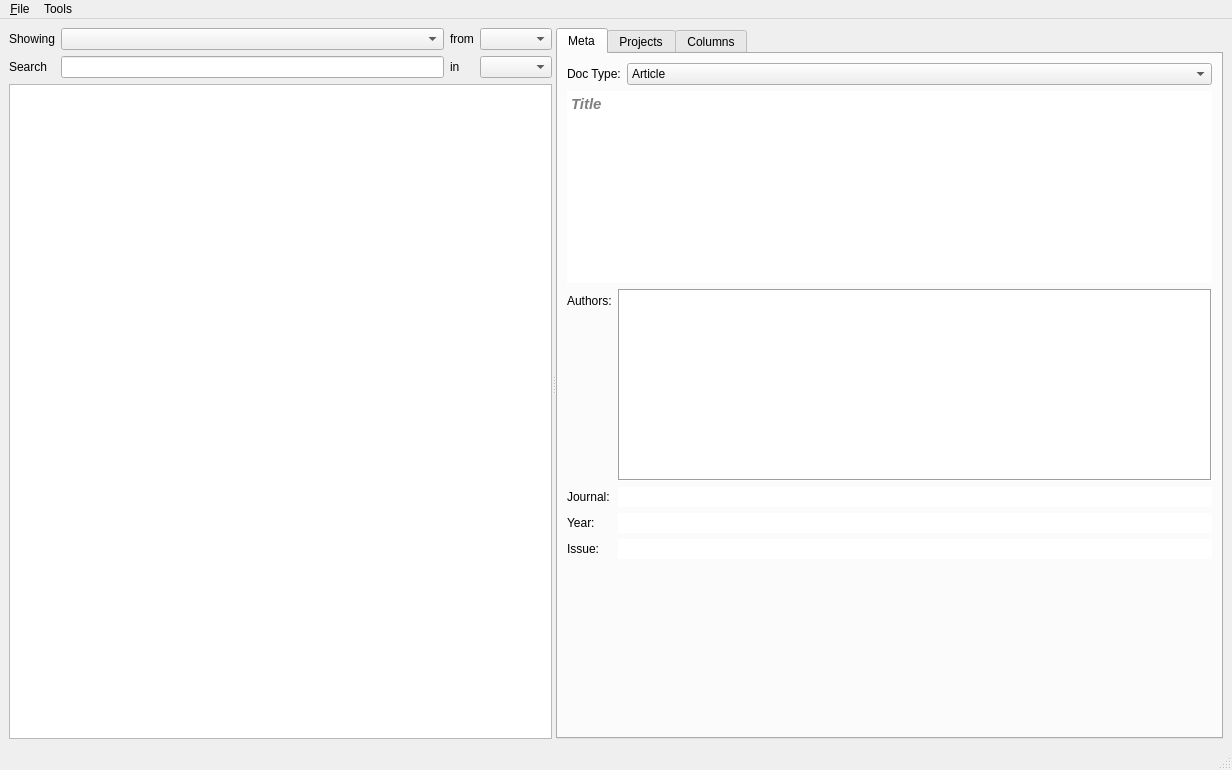
Above: lib/mainlayout.ui from elansegarra/ArDa before the change. Below: the same form after it.
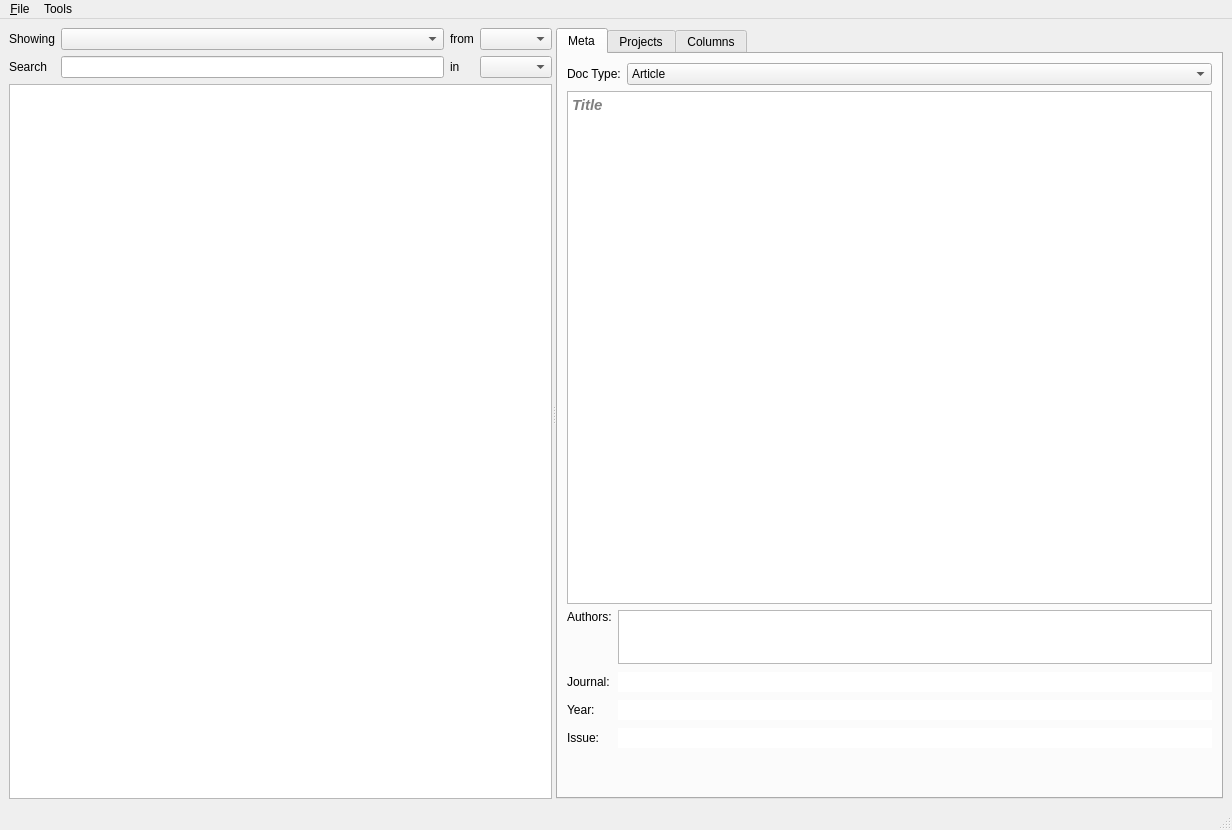
That is the form after the change.

Commit message: Nearly finished changing hover response for metadata fields (QTextEdits are still buggy).

What changed in the file:
```diff
--- a/lib/mainlayout.ui
+++ b/lib/mainlayout.ui
@@ -7,7 +7,7 @@
     <x>0</x>
     <y>0</y>
     <width>1232</width>
-    <height>770</height>
+    <height>830</height>
    </rect>
   </property>
   <property name="windowTitle">
@@ -149,9 +149,9 @@
          <item>
           <widget class="QTextEdit" name="textEdit_Title">
            <property name="sizePolicy">
-            <sizepolicy hsizetype="Expanding" vsizetype="Fixed">
+            <sizepolicy hsizetype="Expanding" vsizetype="Ignored">
              <horstretch>0</horstretch>
-             <verstretch>0</verstretch>
+             <verstretch>1</verstretch>
             </sizepolicy>
            </property>
            <property name="font">
@@ -163,7 +163,7 @@
             </font>
            </property>
            <property name="frameShape">
-            <enum>QFrame::NoFrame</enum>
+            <enum>QFrame::StyledPanel</enum>
            </property>
            <property name="lineWidth">
             <number>0</number>
@@ -178,68 +178,91 @@
            <property name="formAlignment">
             <set>Qt::AlignLeading|Qt::AlignLeft|Qt::AlignVCenter</set>
            </property>
-           <item row="3" column="0">
-            <widget class="QLabel" name="label_9">
-             <property name="text">
-              <string>Issue:</string>
-             </property>
-            </widget>
-           </item>
-           <item row="0" column="0">
-            <widget class="QLabel" name="label_2">
-             <property name="text">
-              <string>Authors:</string>
-             </property>
-            </widget>
-           </item>
+           <property name="verticalSpacing">
+            <number>8</number>
+           </property>
            <item row="1" column="0">
+            <layout class="QVBoxLayout" name="verticalLayout">
+             <item>
+              <widget class="QLabel" name="label_2">
+               <property name="text">
+                <string>Authors:</string>
+               </property>
+              </widget>
+             </item>
+             <item>
+              <spacer name="verticalSpacer_2">
+               <property name="orientation">
+                <enum>Qt::Vertical</enum>
+               </property>
+               <property name="sizeHint" stdset="0">
+                <size>
+                 <width>20</width>
+                 <height>40</height>
+                </size>
+               </property>
+              </spacer>
+             </item>
+            </layout>
+           </item>
+           <item row="1" column="1">
+            <widget class="QTextEdit" name="textEdit_Authors">
+             <property name="sizePolicy">
+              <sizepolicy hsizetype="Expanding" vsizetype="Ignored">
+               <horstretch>0</horstretch>
+               <verstretch>1</verstretch>
+              </sizepolicy>
+             </property>
+             <property name="frameShape">
+              <enum>QFrame::StyledPanel</enum>
+             </property>
+             <property name="lineWidth">
+              <number>0</number>
+             </property>
+            </widget>
+           </item>
+           <item row="2" column="0">
             <widget class="QLabel" name="label_3">
              <property name="text">
               <string>Journal:</string>
              </property>
             </widget>
            </item>
-           <item row="1" column="1">
+           <item row="2" column="1">
             <widget class="QLineEdit" name="lineEdit_Journal">
              <property name="frame">
               <bool>false</bool>
              </property>
             </widget>
            </item>
-           <item row="2" column="0">
+           <item row="3" column="0">
             <widget class="QLabel" name="label_4">
              <property name="text">
               <string>Year:</string>
              </property>
             </widget>
            </item>
-           <item row="2" column="1">
-            <widget class="QLineEdit" name="lineEdit_Year">
-             <property name="frame">
-              <bool>false</bool>
-             </property>
-            </widget>
-           </item>
            <item row="3" column="1">
+            <widget class="QLineEdit" name="lineEdit_Year">
+             <property name="frame">
+              <bool>false</bool>
+             </property>
+            </widget>
+           </item>
+           <item row="4" column="0">
+            <widget class="QLabel" name="label_9">
+             <property name="text">
+              <string>Issue:</string>
+             </property>
+            </widget>
+           </item>
+           <item row="4" column="1">
             <widget class="QLineEdit" name="lineEdit_Issue">
              <property name="frame">
               <bool>false</bool>
              </property>
             </widget>
            </item>
-           <item row="0" column="1">
-            <widget class="QTextEdit" name="textEdit_Authors">
-             <property name="sizePolicy">
-              <sizepolicy hsizetype="Expanding" vsizetype="MinimumExpanding">
-               <horstretch>0</horstretch>
-               <verstretch>0</verstretch>
-              </sizepolicy>
-             </property>
-             <property name="frameShape">
-              <enum>QFrame::Box</enum>
-             </property>
-            </widget>
-           </item>
           </layout>
          </item>
          <item>
```
The commit also changes 3 other files.
